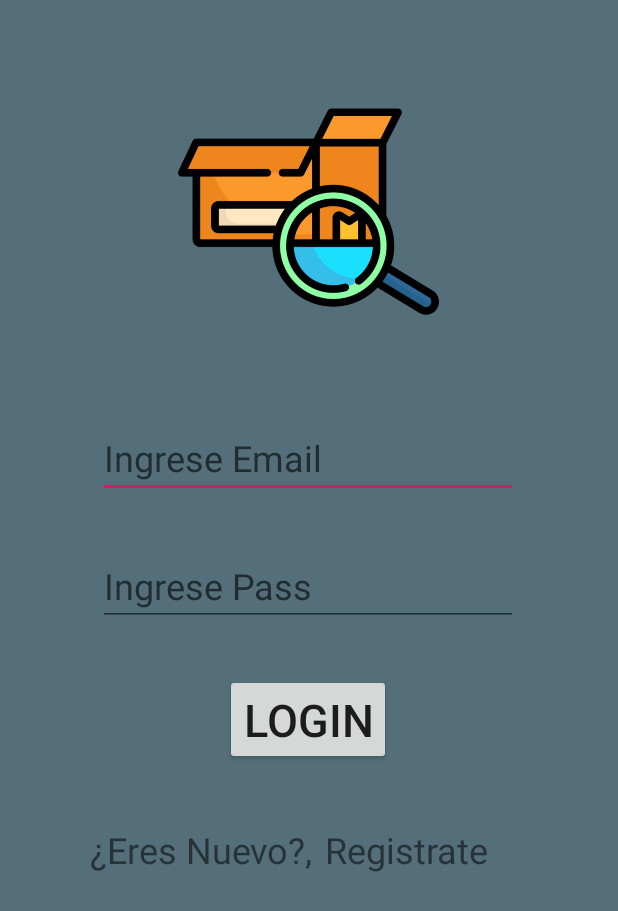
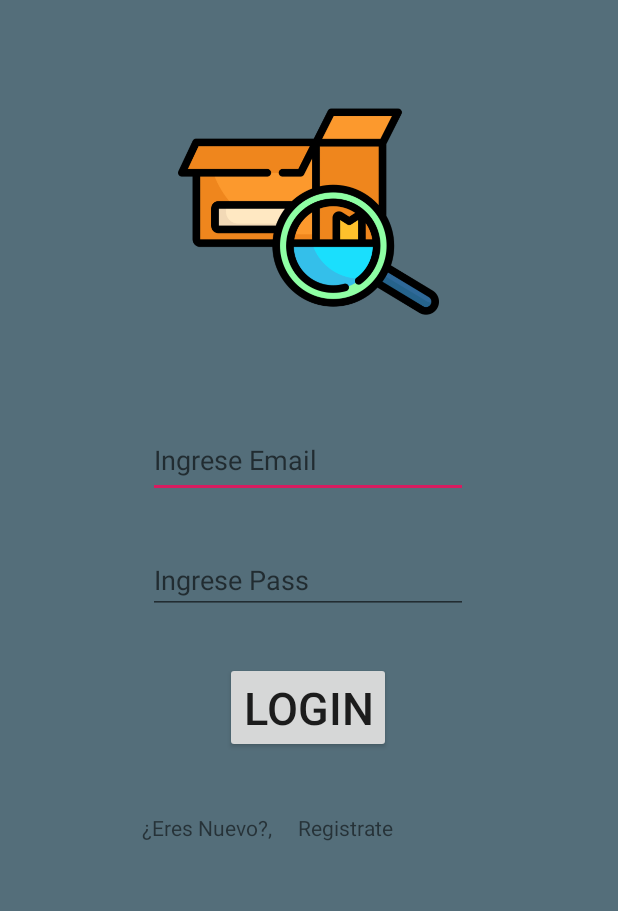
Before and after one commit to kartago852/PruebaAndroid2, an Android app: the screen it shows after launch (MainActivity), on a phone screen of 412 x 824 dp. Shown: the top 911 px of the screen. Run offline under Robolectric (Android 15) with nearby library versions, the phone set to English and light mode, and no system bars; our stand-ins replace Firebase (no records; nobody signed in at launch, a user with empty details on screens opened directly).

Commit message:
Aplicando MPV commit

```diff
--- a/app/src/main/java/com/example/pruebaandroid2/Admin.java
+++ b/app/src/main/java/com/example/pruebaandroid2/Model/Admin.java
@@ -1,4 +1,4 @@
-package com.example.pruebaandroid2;
+package com.example.pruebaandroid2.Model;
 
 public class Admin {
 
--- a/app/src/main/java/com/example/pruebaandroid2/Provider.java
+++ b/app/src/main/java/com/example/pruebaandroid2/Model/Provider.java
@@ -1,4 +1,4 @@
-package com.example.pruebaandroid2;
+package com.example.pruebaandroid2.Model;
 
 public class Provider {
 
--- a/app/src/main/java/com/example/pruebaandroid2/MainActivity.java
+++ b/app/src/main/java/com/example/pruebaandroid2/Views/MainActivity.java
@@ -1,4 +1,4 @@
-package com.example.pruebaandroid2;
+package com.example.pruebaandroid2.Views;
 
 import android.app.AlertDialog;
 import android.app.ProgressDialog;
@@ -13,12 +13,12 @@ import android.widget.Button;
 import android.widget.EditText;
 import android.widget.Toast;
 
+import com.example.pruebaandroid2.R;
 import com.google.android.gms.tasks.OnCompleteListener;
 import com.google.android.gms.tasks.Task;
 import com.google.firebase.FirebaseApp;
 import com.google.firebase.auth.AuthResult;
 import com.google.firebase.auth.FirebaseAuth;
-import com.google.firebase.auth.FirebaseUser;
 
 public class MainActivity extends AppCompatActivity implements View.OnClickListener {
 
--- a/app/src/main/java/com/example/pruebaandroid2/register.java
+++ b/app/src/main/java/com/example/pruebaandroid2/Views/register.java
@@ -1,4 +1,4 @@
-package com.example.pruebaandroid2;
+package com.example.pruebaandroid2.Views;
 
 import android.app.ProgressDialog;
 import android.support.annotation.NonNull;
@@ -10,6 +10,7 @@ import android.widget.Button;
 import android.widget.EditText;
 import android.widget.Toast;
 
+import com.example.pruebaandroid2.R;
 import com.google.android.gms.tasks.OnCompleteListener;
 import com.google.android.gms.tasks.Task;
 import com.google.firebase.FirebaseApp;
--- a/app/src/main/java/com/example/pruebaandroid2/registerAdmin.java
+++ b/app/src/main/java/com/example/pruebaandroid2/Views/registerAdmin.java
@@ -1,4 +1,4 @@
-package com.example.pruebaandroid2;
+package com.example.pruebaandroid2.Views;
 
 import android.app.ProgressDialog;
 import android.content.Intent;
@@ -11,6 +11,8 @@ import android.widget.Button;
 import android.widget.EditText;
 import android.widget.Toast;
 
+import com.example.pruebaandroid2.Model.Admin;
+import com.example.pruebaandroid2.R;
 import com.google.android.gms.tasks.OnCompleteListener;
 import com.google.android.gms.tasks.Task;
 import com.google.firebase.FirebaseApp;
--- a/app/src/main/java/com/example/pruebaandroid2/registerProvider.java
+++ b/app/src/main/java/com/example/pruebaandroid2/Views/registerProvider.java
@@ -1,4 +1,4 @@
-package com.example.pruebaandroid2;
+package com.example.pruebaandroid2.Views;
 
 import android.app.ProgressDialog;
 import android.content.Intent;
@@ -12,6 +12,8 @@ import android.widget.EditText;
 import android.widget.Spinner;
 import android.widget.Toast;
 
+import com.example.pruebaandroid2.Model.Provider;
+import com.example.pruebaandroid2.R;
 import com.google.android.gms.tasks.OnCompleteListener;
 import com.google.android.gms.tasks.Task;
 import com.google.firebase.FirebaseApp;
--- a/app/src/main/res/layout/activity_home.xml
+++ b/app/src/main/res/layout/activity_home.xml
@@ -6,7 +6,7 @@
     android:layout_height="match_parent"
     android:background="#546e7a"
     android:orientation="vertical"
-    tools:context=".home" >
+    tools:context=".Views.home" >
 
     <TextView
         android:id="@+id/txt_User"
@@ -43,7 +43,8 @@
 
         <TextView
             android:padding="20dp"
-            android:text="Importancia" />
+            android:text="Importancia"
+            />
 
         <TextView
             android:padding="20dp"
--- a/app/src/main/res/layout/activity_main.xml
+++ b/app/src/main/res/layout/activity_main.xml
@@ -5,7 +5,7 @@
     android:layout_width="match_parent"
     android:layout_height="match_parent"
     android:background="#546e7a"
-    tools:context=".MainActivity">
+    tools:context=".Views.MainActivity">
 
     <EditText
         android:id="@+id/txt_email"
@@ -17,7 +17,7 @@
         android:ems="10"
         android:hint="@string/email"
         android:inputType="textEmailAddress"
-        android:textSize="24sp"
+        android:textSize="18sp"
         app:layout_constraintEnd_toEndOf="parent"
         app:layout_constraintHorizontal_bias="0.495"
         app:layout_constraintStart_toStartOf="parent"
@@ -33,7 +33,7 @@
         android:ems="10"
         android:hint="@string/pass"
         android:inputType="textPassword"
-        android:textSize="24sp"
+        android:textSize="18sp"
         app:layout_constraintEnd_toEndOf="parent"
         app:layout_constraintHorizontal_bias="0.495"
         app:layout_constraintStart_toStartOf="parent"
@@ -68,24 +68,27 @@
 
     <TextView
         android:id="@+id/textView2"
-        android:layout_width="153dp"
-        android:layout_height="38dp"
+        android:layout_width="96dp"
+        android:layout_height="41dp"
         android:layout_marginStart="60dp"
         android:layout_marginTop="40dp"
+        android:layout_marginEnd="8dp"
         android:text="¿Eres Nuevo?,"
-        android:textSize="24sp"
+        android:textSize="14sp"
+        app:layout_constraintEnd_toStartOf="@+id/txt_regis"
+        app:layout_constraintHorizontal_bias="1.0"
         app:layout_constraintStart_toStartOf="parent"
         app:layout_constraintTop_toBottomOf="@+id/btn_register" />
 
     <TextView
         android:id="@+id/txt_regis"
-        android:layout_width="115dp"
-        android:layout_height="35dp"
+        android:layout_width="89dp"
+        android:layout_height="24dp"
         android:layout_marginTop="40dp"
-        android:layout_marginEnd="80dp"
+        android:layout_marginEnd="124dp"
         android:onClick="onClick"
         android:text="Registrate"
-        android:textSize="24sp"
+        android:textSize="14sp"
         app:layout_constraintEnd_toEndOf="parent"
         app:layout_constraintTop_toBottomOf="@+id/btn_register" />
 </android.support.constraint.ConstraintLayout>
--- a/app/src/main/res/layout/activity_register.xml
+++ b/app/src/main/res/layout/activity_register.xml
@@ -5,7 +5,7 @@
     android:layout_width="match_parent"
     android:layout_height="match_parent"
     android:background="#546e7a"
-    tools:context=".register">
+    tools:context=".Views.register">
 
     <EditText
         android:id="@+id/txt_email"
--- a/app/src/main/res/layout/activity_register_admin.xml
+++ b/app/src/main/res/layout/activity_register_admin.xml
@@ -5,7 +5,7 @@
     android:layout_width="match_parent"
     android:layout_height="match_parent"
     android:background="#546e7a"
-    tools:context=".registerAdmin">
+    tools:context=".Views.registerAdmin">
 
     <TextView
         android:id="@+id/textView4"
--- a/app/src/main/res/layout/activity_register_provider.xml
+++ b/app/src/main/res/layout/activity_register_provider.xml
@@ -6,7 +6,7 @@
     android:layout_height="match_parent"
     android:background="#546e7a"
     android:onClick="VolverP"
-    tools:context=".registerProvider">
+    tools:context=".Views.registerProvider">
 
     <TextView
         android:id="@+id/textView3"
--- a/app/src/main/res/layout/activity_splashscreen.xml
+++ b/app/src/main/res/layout/activity_splashscreen.xml
@@ -5,7 +5,7 @@
     android:layout_width="match_parent"
     android:layout_height="match_parent"
     android:background="#546e7a"
-    tools:context=".splashscreen">
+    tools:context=".Views.splashscreen">
 
     <ImageView
         android:id="@+id/imageView"
--- a/build.gradle
+++ b/build.gradle
@@ -7,7 +7,7 @@ buildscript {
 
     }
     dependencies {
-        classpath 'com.android.tools.build:gradle:3.4.0'
+        classpath 'com.android.tools.build:gradle:3.4.1'
         classpath 'com.google.gms:google-services:4.2.0'
 
         // NOTE: Do not place your application dependencies here; they belong
```
Also changed, not shown: app/src/main/AndroidManifest.xml (+6 -6 lines), app/src/main/java/com/example/pruebaandroid2/Presenter/DynamicViews.java (renamed from app/src/main/java/com/example/pruebaandroid2/DynamicViews.java, +1 -7 lines), app/src/main/java/com/example/pruebaandroid2/Views/home.java (added, +63 -0 lines), app/src/main/java/com/example/pruebaandroid2/Views/splashscreen.java (renamed from app/src/main/java/com/example/pruebaandroid2/splashscreen.java, +3 -4 lines), app/src/main/java/com/example/pruebaandroid2/home.java (deleted, +0 -107 lines).
